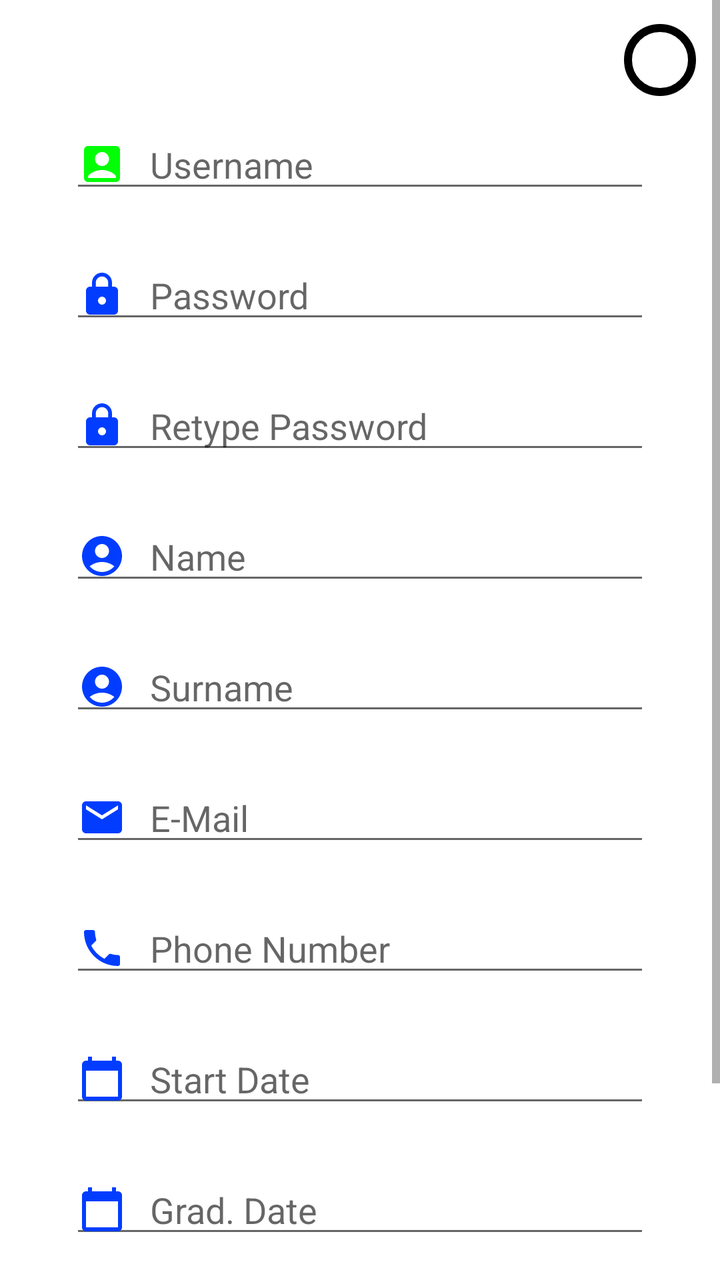
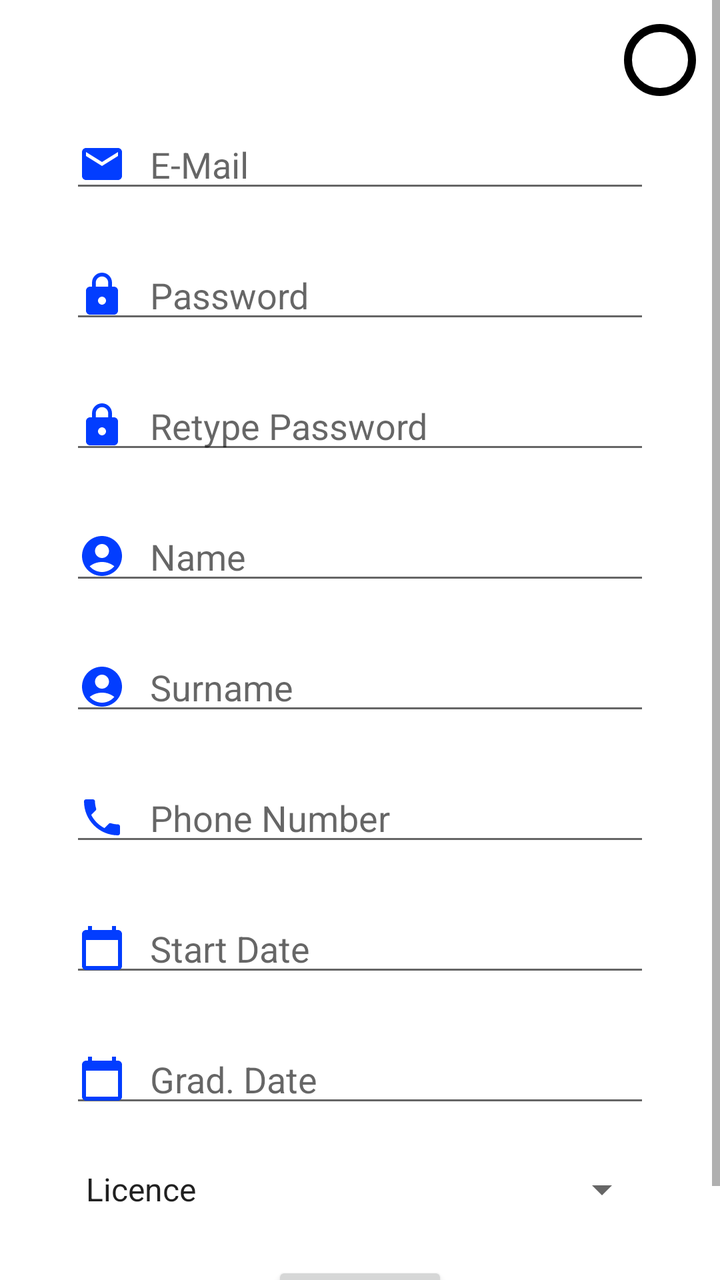

The first picture is an Android layout as it rendered before a commit; the second is the same layout after the commit. The layout source and the unified diff follow.
<!-- AndroidManifest.xml: application theme Theme.MobilOdev -->
<!-- res/layout/fragment_register.xml -->
<?xml version="1.0" encoding="utf-8"?>
<layout xmlns:android="http://schemas.android.com/apk/res/android">

    <ScrollView
        android:layout_width="match_parent"
        android:layout_height="match_parent"
        android:background="@color/white">
        <LinearLayout
            android:layout_width="match_parent"
            android:layout_height="match_parent"
            android:orientation="vertical"
            android:background="@color/white">
            <ImageView
                android:layout_width="36dp"
                android:layout_height="36dp"
                android:layout_gravity="right"
                android:layout_marginTop="@dimen/dpp_12"
                android:background="@drawable/rounded_bg"
                android:layout_marginRight="@dimen/dpp_12"
                android:id="@+id/userPhoto" />
            <EditText
                android:id="@+id/userNameText"
                style="@style/EditTextStyle"
                android:drawableLeft="@drawable/baseline_username_box_24"
                android:layout_marginVertical="@dimen/verticalText"
                android:hint="@string/username" />
            <EditText
                android:id="@+id/passwordText"
                style="@style/EditTextStyle"
                android:layout_marginVertical="@dimen/verticalText"
                android:hint="@string/password"
                android:drawableLeft="@drawable/password_24"
                android:inputType="textPassword"/>
            <EditText
                android:id="@+id/passwordRetypeText"
                style="@style/EditTextStyle"
                android:drawableLeft="@drawable/password_24"
                android:layout_marginVertical="@dimen/verticalText"
                android:hint="@string/retype_password"
                android:inputType="textPassword"/>
            <EditText
                android:id="@+id/nameText"
                style="@style/EditTextStyle"
                android:drawableLeft="@drawable/baseline_name_surname"
                android:layout_marginVertical="@dimen/verticalText"
                android:hint="@string/name" />

            <EditText
                android:id="@+id/surNameText"
                style="@style/EditTextStyle"
                android:drawableLeft="@drawable/baseline_name_surname"
                android:layout_marginVertical="@dimen/verticalText"
                android:hint="@string/surName" />

            <EditText
                android:id="@+id/emailText"
                style="@style/EditTextStyle"
                android:layout_marginVertical="@dimen/verticalText"
                android:hint="@string/email"
                android:drawableLeft="@drawable/baseline_email_24"
                android:inputType="textEmailAddress"/>

            <EditText
                android:id="@+id/phoneNumberText"
                style="@style/EditTextStyle"
                android:drawableLeft="@drawable/baseline_local_phone_24"
                android:layout_marginVertical="@dimen/verticalText"
                android:hint="@string/phoneNumber"
                android:inputType="phone"/>
            <EditText
                android:id="@+id/startDateText"
                android:drawableLeft="@drawable/baseline_date_24"
                style="@style/EditTextStyle"
                android:layout_marginVertical="@dimen/verticalText"
                android:hint="@string/startDate"
                android:inputType="date"
                android:focusable="false"
                android:clickable="true"/>
            <EditText
                android:id="@+id/endDateText"
                style="@style/EditTextStyle"
                android:drawableLeft="@drawable/baseline_date_24"
                android:layout_marginVertical="@dimen/verticalText"
                android:hint="@string/endDate"
                android:inputType="date"
                android:focusable="false"
                android:clickable="true"/>
            <Spinner
                style="@style/EditTextStyle"
                android:layout_marginVertical="@dimen/verticalText"
                android:id="@+id/gradOption"
                android:entries = "@array/optionArray"
                android:layout_marginLeft="@dimen/centerilaze"/>

            <Button
                android:id="@+id/registerButton"
                android:layout_width="wrap_content"
                android:layout_height="wrap_content"
                android:layout_marginVertical="@dimen/verticalText"
                android:layout_gravity="center"
                android:gravity="center_horizontal"
                android:text="@string/register"

                android:textAllCaps="false"/>

        </LinearLayout>
    </ScrollView>

</layout>
<!-- resources referenced by this layout -->
<resources>
  <string-array name="optionArray">
          <item>Licence</item>
          <item>Degree</item>
          <item>Doctorate</item>
      </string-array>
  <color name="white">#FFFFFFFF</color>
  <dimen name="centerilaze">35dp</dimen>
  <dimen name="dpp_12">12dp</dimen>
  <dimen name="verticalText">12dp</dimen>
  <!-- drawable baseline_date_24 (drawable) -->
  <vector android:height="24dp" android:tint="#023DFF"
      android:viewportHeight="24" android:viewportWidth="24"
      android:width="24dp" xmlns:android="http://schemas.android.com/apk/res/android">
      <path android:fillColor="@android:color/white" android:pathData="M20,3h-1L19,1h-2v2L7,3L7,1L5,1v2L4,3c-1.1,0 -2,0.9 -2,2v16c0,1.1 0.9,2 2,2h16c1.1,0 2,-0.9 2,-2L22,5c0,-1.1 -0.9,-2 -2,-2zM20,21L4,21L4,8h16v13z"/>
  </vector>
  <!-- drawable baseline_email_24 (drawable) -->
  <vector android:height="24dp" android:tint="#023DFF"
      android:viewportHeight="24" android:viewportWidth="24"
      android:width="24dp" xmlns:android="http://schemas.android.com/apk/res/android">
      <path android:fillColor="@android:color/white" android:pathData="M20,4L4,4c-1.1,0 -1.99,0.9 -1.99,2L2,18c0,1.1 0.9,2 2,2h16c1.1,0 2,-0.9 2,-2L22,6c0,-1.1 -0.9,-2 -2,-2zM20,8l-8,5 -8,-5L4,6l8,5 8,-5v2z"/>
  </vector>
  <!-- drawable baseline_name_surname (drawable) -->
  <vector android:height="24dp" android:tint="#023DFF"
      android:viewportHeight="24" android:viewportWidth="24"
      android:width="24dp" xmlns:android="http://schemas.android.com/apk/res/android">
      <path android:fillColor="@android:color/white" android:pathData="M12,2C6.48,2 2,6.48 2,12s4.48,10 10,10s10,-4.48 10,-10S17.52,2 12,2zM12,6c1.93,0 3.5,1.57 3.5,3.5S13.93,13 12,13s-3.5,-1.57 -3.5,-3.5S10.07,6 12,6zM12,20c-2.03,0 -4.43,-0.82 -6.14,-2.88C7.55,15.8 9.68,15 12,15s4.45,0.8 6.14,2.12C16.43,19.18 14.03,20 12,20z"/>
  </vector>
  <!-- drawable baseline_username_box_24 (drawable) -->
  <vector android:height="24dp" android:tint="#02FF06"
      android:viewportHeight="24" android:viewportWidth="24"
      android:width="24dp" xmlns:android="http://schemas.android.com/apk/res/android">
      <path android:fillColor="@android:color/white" android:pathData="M19,3H5C3.9,3 3,3.9 3,5v14c0,1.1 0.9,2 2,2h14c1.1,0 2,-0.9 2,-2V5C21,3.9 20.1,3 19,3zM12,6c1.93,0 3.5,1.57 3.5,3.5c0,1.93 -1.57,3.5 -3.5,3.5s-3.5,-1.57 -3.5,-3.5C8.5,7.57 10.07,6 12,6zM19,19H5v-0.23c0,-0.62 0.28,-1.2 0.76,-1.58C7.47,15.82 9.64,15 12,15s4.53,0.82 6.24,2.19c0.48,0.38 0.76,0.97 0.76,1.58V19z"/>
  </vector>
  <!-- drawable rounded_bg (drawable) -->
  <shape xmlns:android="http://schemas.android.com/apk/res/android"
      android:shape="oval">
      <solid android:color="@color/white"/>
      <stroke
          android:width="4dp"/>
  </shape>
  <string name="email">E-Mail</string>
  <string name="endDate">Grad. Date</string>
  <string name="name">Name</string>
  <string name="password">Password</string>
  <string name="phoneNumber">Phone Number</string>
  <string name="register">Register</string>
  <string name="retype_password">Retype Password</string>
  <string name="startDate">Start Date</string>
  <string name="surName">Surname</string>
  <string name="username">Username</string>
  <style name="EditTextStyle">
          <item name="android:layout_width">match_parent</item>
          <item name="android:layout_height">wrap_content</item>
          <item name="android:layout_gravity">center_horizontal</item>
          <item name="android:layout_marginRight">@dimen/centerilaze</item>
          <item name="android:drawablePadding">@dimen/dpp_12</item>
          <item name="android:layout_marginLeft">@dimen/centerilaze</item>
          <item name="android:textSize">18sp</item>
          
      </style>
  <color name="purple_500">#FF6200EE</color>
  <color name="purple_700">#FF3700B3</color>
  <color name="teal_200">#FF03DAC5</color>
  <color name="teal_700">#FF018786</color>
  <color name="black">#FF000000</color>
  <!-- unchanged entries left out for length: 3 -->
</resources>

<!-- the commit's change to res/layout/fragment_register.xml (unified diff, before → after) -->
@@ -19,11 +19,13 @@
                 android:layout_marginRight="@dimen/dpp_12"
                 android:id="@+id/userPhoto" />
             <EditText
-                android:id="@+id/userNameText"
+                android:id="@+id/emailText"
                 style="@style/EditTextStyle"
-                android:drawableLeft="@drawable/baseline_username_box_24"
                 android:layout_marginVertical="@dimen/verticalText"
-                android:hint="@string/username" />
+                android:hint="@string/email"
+                android:drawableLeft="@drawable/baseline_email_24"
+                android:inputType="textEmailAddress"/>
+
             <EditText
                 android:id="@+id/passwordText"
                 style="@style/EditTextStyle"
@@ -52,13 +54,6 @@
                 android:layout_marginVertical="@dimen/verticalText"
                 android:hint="@string/surName" />
 
-            <EditText
-                android:id="@+id/emailText"
-                style="@style/EditTextStyle"
-                android:layout_marginVertical="@dimen/verticalText"
-                android:hint="@string/email"
-                android:drawableLeft="@drawable/baseline_email_24"
-                android:inputType="textEmailAddress"/>
 
             <EditText
                 android:id="@+id/phoneNumberText"
<!-- resource entries referenced after the edit -->
@@ -27,12 +27,6 @@
       android:width="24dp" xmlns:android="http://schemas.android.com/apk/res/android">
       <path android:fillColor="@android:color/white" android:pathData="M12,2C6.48,2 2,6.48 2,12s4.48,10 10,10s10,-4.48 10,-10S17.52,2 12,2zM12,6c1.93,0 3.5,1.57 3.5,3.5S13.93,13 12,13s-3.5,-1.57 -3.5,-3.5S10.07,6 12,6zM12,20c-2.03,0 -4.43,-0.82 -6.14,-2.88C7.55,15.8 9.68,15 12,15s4.45,0.8 6.14,2.12C16.43,19.18 14.03,20 12,20z"/>
   </vector>
-  <!-- drawable baseline_username_box_24 (drawable) -->
-  <vector android:height="24dp" android:tint="#02FF06"
-      android:viewportHeight="24" android:viewportWidth="24"
-      android:width="24dp" xmlns:android="http://schemas.android.com/apk/res/android">
-      <path android:fillColor="@android:color/white" android:pathData="M19,3H5C3.9,3 3,3.9 3,5v14c0,1.1 0.9,2 2,2h14c1.1,0 2,-0.9 2,-2V5C21,3.9 20.1,3 19,3zM12,6c1.93,0 3.5,1.57 3.5,3.5c0,1.93 -1.57,3.5 -3.5,3.5s-3.5,-1.57 -3.5,-3.5C8.5,7.57 10.07,6 12,6zM19,19H5v-0.23c0,-0.62 0.28,-1.2 0.76,-1.58C7.47,15.82 9.64,15 12,15s4.53,0.82 6.24,2.19c0.48,0.38 0.76,0.97 0.76,1.58V19z"/>
-  </vector>
   <!-- drawable rounded_bg (drawable) -->
   <shape xmlns:android="http://schemas.android.com/apk/res/android"
       android:shape="oval">
@@ -49,7 +43,6 @@
   <string name="retype_password">Retype Password</string>
   <string name="startDate">Start Date</string>
   <string name="surName">Surname</string>
-  <string name="username">Username</string>
   <style name="EditTextStyle">
           <item name="android:layout_width">match_parent</item>
           <item name="android:layout_height">wrap_content</item>
